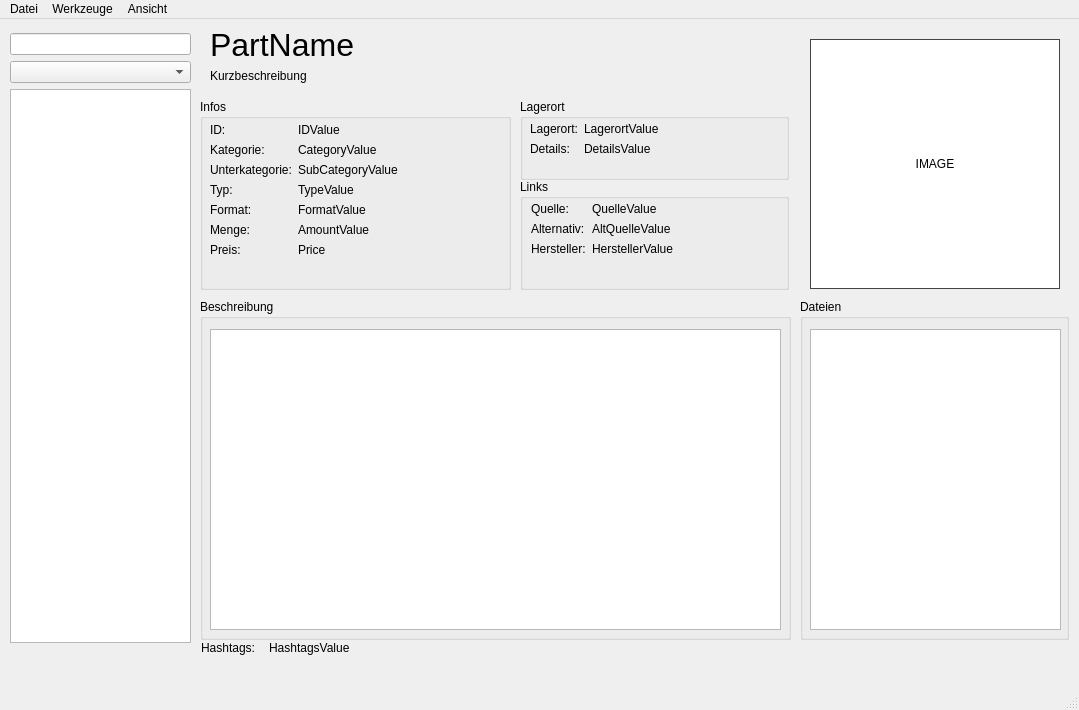
Old version of the form src/mainwindow.ui in the repository oddscured/Partorium.
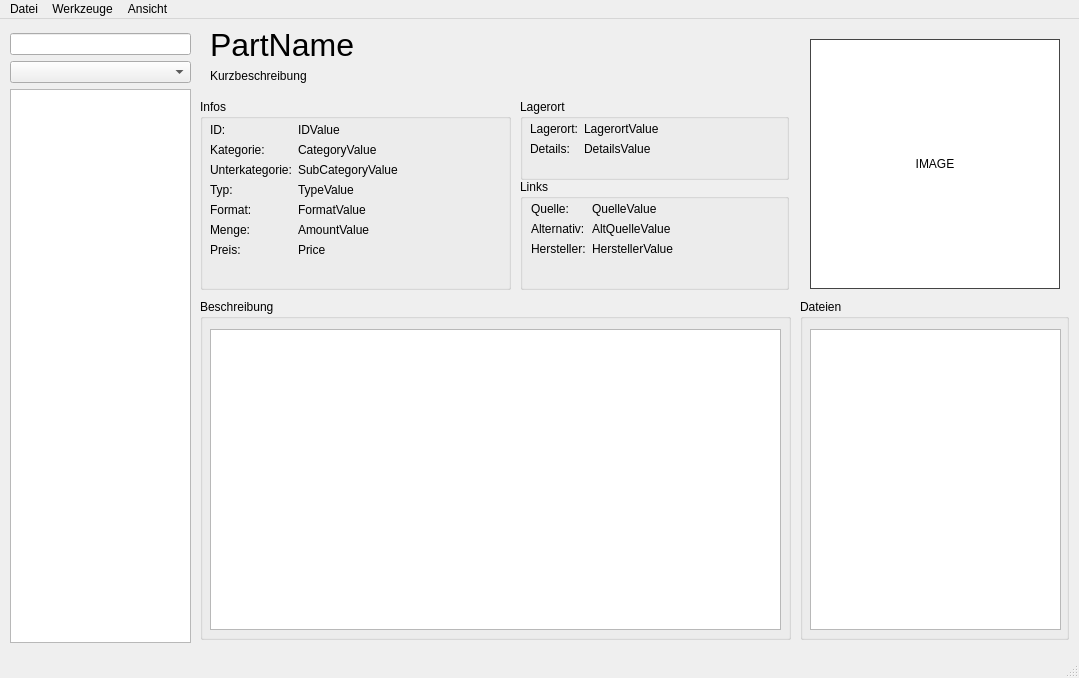
New version of the form.

Commit message: changed Ui, additional options for newpartdialog

```diff
--- a/src/mainwindow.ui
+++ b/src/mainwindow.ui
@@ -7,7 +7,7 @@
     <x>0</x>
     <y>0</y>
     <width>1079</width>
-    <height>710</height>
+    <height>678</height>
    </rect>
   </property>
   <property name="windowTitle">
@@ -426,32 +426,6 @@
      </layout>
     </widget>
    </widget>
-   <widget class="QLabel" name="lbl_Hashtags">
-    <property name="geometry">
-     <rect>
-      <x>201</x>
-      <y>621</y>
-      <width>60</width>
-      <height>16</height>
-     </rect>
-    </property>
-    <property name="text">
-     <string>Hashtags:</string>
-    </property>
-   </widget>
-   <widget class="QLabel" name="lbl_HashtagsValues">
-    <property name="geometry">
-     <rect>
-      <x>269</x>
-      <y>621</y>
-      <width>88</width>
-      <height>16</height>
-     </rect>
-    </property>
-    <property name="text">
-     <string>HashtagsValue</string>
-    </property>
-   </widget>
    <widget class="QGroupBox" name="grp_Description">
     <property name="geometry">
      <rect>
```
Left out of the diff: 2 changed lines with no effect on the pictures. The commit also changes 4 other files.
